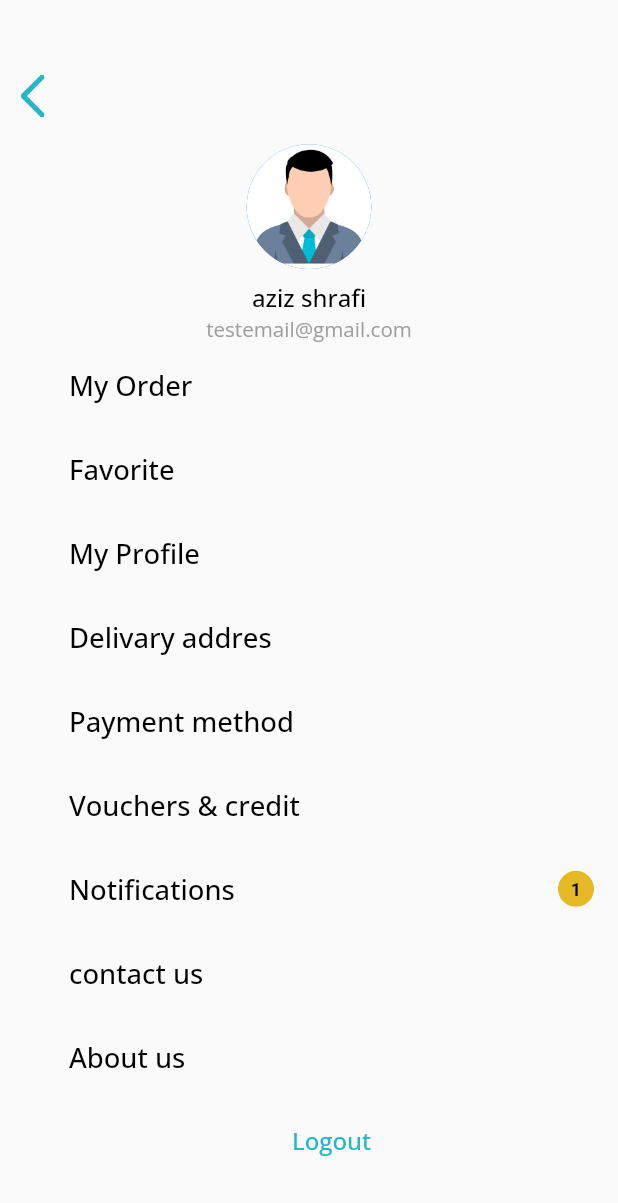
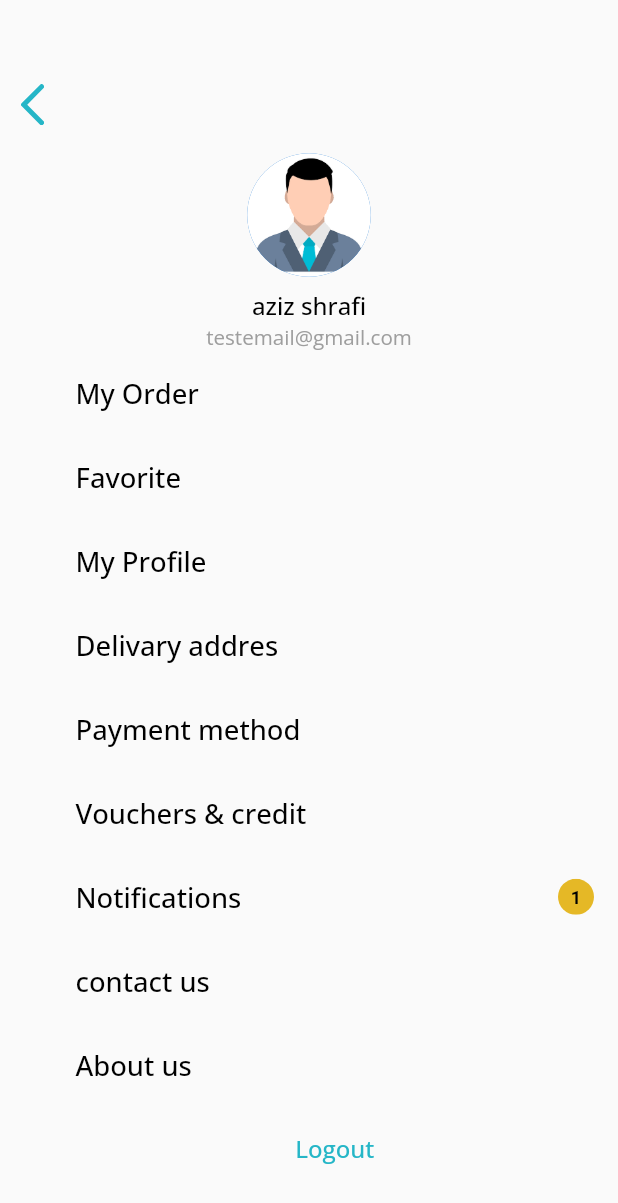
Before and after one commit to fahjan/gtc_customer, a Flutter app: the MyDrawer screen opened by its route, on a phone screen of 412 x 824 dp. Shown: the top 1203 px of the screen. Run offline on Flutter 3.47's test engine with Material 2 defaults, Android fonts, the phone set to English and light mode, and no system bars; our stand-ins replace dio, flutter_screenutil, flutter_svg, get, google_fonts, pretty_dio_logger.

Commit message:
Edit key ...

```diff
--- a/lib/core/constants/sizes_app.dart
+++ b/lib/core/constants/sizes_app.dart
@@ -2,8 +2,13 @@ import 'package:flutter_screenutil/flutter_screenutil.dart';
 
 class SizesApp {
   static final double r10 = 10.r;
-  static final double r12 = 10.r;
+  static final double r12 = 12.r;
   static final double r64 = 64.r;
+  static final double r24 = 24.r;
+  static final double r40 = 40.r;
+  static final double r30 = 30.r;
+  static final double r23 = 23.r;
+  static final double r54 = 54.r;
 
   static final double r150 = 150.r;
   static final double r140 = 140.r;
@@ -12,15 +17,15 @@ class SizesApp {
   static final double sp12 = 12.sp;
   static final double sp16 = 16.sp;
 
-  static final double w54 = 54.w;
-  static final double w11 = 11.39.w;
+
+  static final double w11 = 11.w;
   static final double w24 = 24.w;
   static final double w23 = 23.w;
-  static final double w72 = 72.59.w;
+  static final double w72 = 72.w;
 
   static final double h51 = 51.h;
-  static final double h20 = 20.2.h;
+  static final double h20 = 20.h;
   static final double h24 = 24.h;
   static final double h23 = 23.h;
-  static final double h83 = 83.38.h;
+  static final double h83 = 83.h;
 }
--- a/lib/core/localizations/ar.dart
+++ b/lib/core/localizations/ar.dart
@@ -2,15 +2,15 @@ Map<String, String> arEg = {
   'hello_world': 'مرحبا بك',
   'profile_name' : 'عزيز الشرافي',
   'email':'testemail@gmail.com',
-  'My_Order':'طلباتي',
-  'Favorite':'المفضلة',
-  'My Profile':'الصفحة الشخصية',
-  'Delivary_addres' : 'موقع الموصل',
-  'Payment_method' : 'طريقة الدفع',
-  'Vouchers_credit': 'القسائم والائتمان',
-  'Notifications' : 'الاشعارات',
+  'my_order':'طلباتي',
+  'favorite':'المفضلة',
+  'my_profile':'الصفحة الشخصية',
+  'delivary_addres' : 'موقع الموصل',
+  'payment_method' : 'طريقة الدفع',
+  'vouchers_credit': 'القسائم والائتمان',
+  'notifications' : 'الاشعارات',
   'contact_us' : 'تواصل معنا',
-  'About_us' : 'معلومات عنا',
-  'Logout' : 'تسجيل خروج',
+  'about_us' : 'معلومات عنا',
+  'logout' : 'تسجيل خروج',
 
 };
--- a/lib/core/localizations/en.dart
+++ b/lib/core/localizations/en.dart
@@ -2,14 +2,14 @@ Map<String, String> enUs = {
   'hello_world': 'Holle World',
   'profile_name': 'aziz shrafi',
   'email':'testemail@gmail.com',
-  'My_Order': 'My Order',
-  'Favorite' : 'Favorite',
-  'My_Profile' : 'My Profile',
-  'Delivary_addres' : 'Delivary addres',
-  'Payment_method' : 'Payment method',
-  'Vouchers_credit' : 'Vouchers & credit',
-  'Notifications' : 'Notifications',
+  'my_order': 'My Order',
+  'favorite' : 'Favorite',
+  'my_profile' : 'My Profile',
+  'delivary_addres' : 'Delivary addres',
+  'payment_method' : 'Payment method',
+  'vouchers_credit' : 'Vouchers & credit',
+  'notifications' : 'Notifications',
   'contact_us' : 'contact us',
-  'About_us' : 'About us',
-  'Logout' : 'Logout',
+  'about_us' : 'About us',
+  'logout' : 'Logout',
 };
--- a/lib/core/routes/routes_app.dart
+++ b/lib/core/routes/routes_app.dart
@@ -20,7 +20,7 @@ class RoutesApp {
     name: drawer,
     page: () => const MyDrawer(),
     binding: DrawerBinding(),
-    fullscreenDialog: true,
+    // fullscreenDialog: true,
   ),
     ];
   }
--- a/lib/home_page.dart
+++ b/lib/home_page.dart
@@ -4,8 +4,7 @@ import 'package:get/get.dart';
 import 'package:gtc_customer/presentation/pages/drawer.dart';
 import 'core/constants/images_app.dart';
 import 'core/constants/sizes_app.dart';
-
-final GlobalKey<ScaffoldState> _key = GlobalKey();
+import 'package:gtc_customer/presentation/controllers/drawer_controller.dart';
 
 class HomePage extends StatelessWidget {
   const HomePage({super.key});
@@ -13,16 +12,16 @@ class HomePage extends StatelessWidget {
   @override
   Widget build(BuildContext context) {
     return Scaffold(
-      key: _key,
+      key: drawerkey,
       appBar: AppBar(
         leading: IconButton(
           onPressed: () {
-            _key.currentState!.openDrawer();
+            drawerkey.currentState!.openDrawer();
           },
           icon: SvgPicture.asset(
             ImagesApp.menubar,
-            width: SizesApp.w23,
-            height: SizesApp.h23,
+            width: SizesApp.r23,
+            height: SizesApp.r23,
           ),
         ),
         title: const Text('Fast eat'),
--- a/lib/presentation/controllers/drawer_controller.dart
+++ b/lib/presentation/controllers/drawer_controller.dart
@@ -1,3 +1,4 @@
 import 'package:get/get.dart';
-
+import 'package:flutter/material.dart';
+final GlobalKey<ScaffoldState> drawerkey = GlobalKey();
 class DrawerController extends GetxController{}
--- a/lib/presentation/pages/drawer.dart
+++ b/lib/presentation/pages/drawer.dart
@@ -18,7 +18,7 @@ class MyDrawer extends GetView<DrawerController> {
   Widget build(BuildContext context) {
     return Drawer(
       child: ListView(
-        padding: EdgeInsets.only(top: 40),
+        padding: EdgeInsets.only(top:SizesApp.r40 ),
         children: [
 
           IconButton(
@@ -27,8 +27,8 @@ class MyDrawer extends GetView<DrawerController> {
             },
             icon: SvgPicture.asset(
               ImagesApp.back,
-              width: SizesApp.w24,
-              height: SizesApp.h24,
+              width: SizesApp.r24,
+              height: SizesApp.r24,
             ),
             alignment: Alignment.centerLeft,
           ),
@@ -60,41 +60,41 @@ class MyDrawer extends GetView<DrawerController> {
             ],
           ),
           Padding(
-            padding: const EdgeInsets.only(left: 30),
+            padding:  EdgeInsets.only(left:SizesApp.r30),
             child: Column(
               children: [
                 custom_ListTile(
-                    text: 'My_Order',
+                    text: 'my_order',
                     onTap: () {
                       Get.back();
                     }),
                 custom_ListTile(
-                    text: 'Favorite',
+                    text: 'favorite',
                     onTap: () {
                       Get.back();
                     }),
                 custom_ListTile(
-                    text: 'My_Profile',
+                    text: 'my_profile',
                     onTap: () {
                       Get.back();
                     }),
                 custom_ListTile(
-                    text: 'Delivary_addres',
+                    text: 'delivary_addres',
                     onTap: () {
                       Get.back();
                     }),
                 custom_ListTile(
-                    text: 'Payment_method',
+                    text: 'payment_method',
                     onTap: () {
                       Get.back();
                     }),
                 custom_ListTile(
-                    text: 'Vouchers_credit',
+                    text: 'vouchers_credit',
                     onTap: () {
                       Get.back();
                     }),
                 custom_ListTile(
-                    text: 'Notifications',
+                    text: 'notifications',
                     trailing: SvgPicture.asset(ImagesApp.counter),
                     onTap: () {
                       Get.back();
@@ -105,14 +105,14 @@ class MyDrawer extends GetView<DrawerController> {
                       Get.back();
                     }),
                 custom_ListTile(
-                    text: 'About_us',
+                    text: 'about_us',
                     onTap: () {
                       Get.back();
                     }),
                 ListTile(
                   title: Text(
                     textAlign: TextAlign.center,
-                    'Logout'.tr,
+                    'logout'.tr,
                     style: GoogleFonts.openSans(
                       fontSize: SizesApp.sp14,
                       color: ColorsApp.primary,
```
